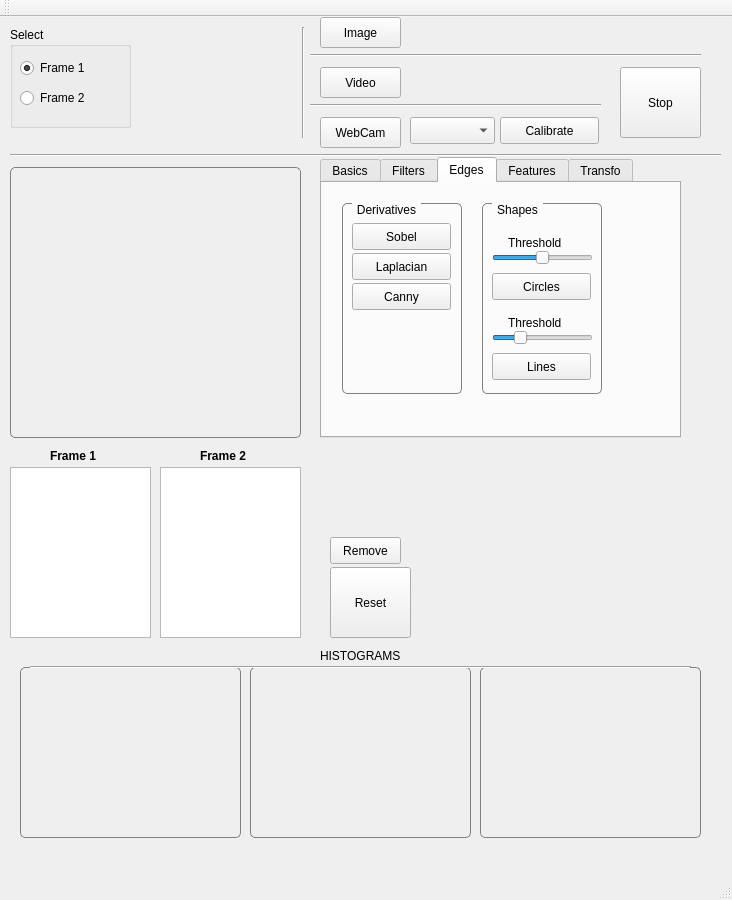
Qt form mainwindow.ui (yanik-porto/VPapp) before a commit.
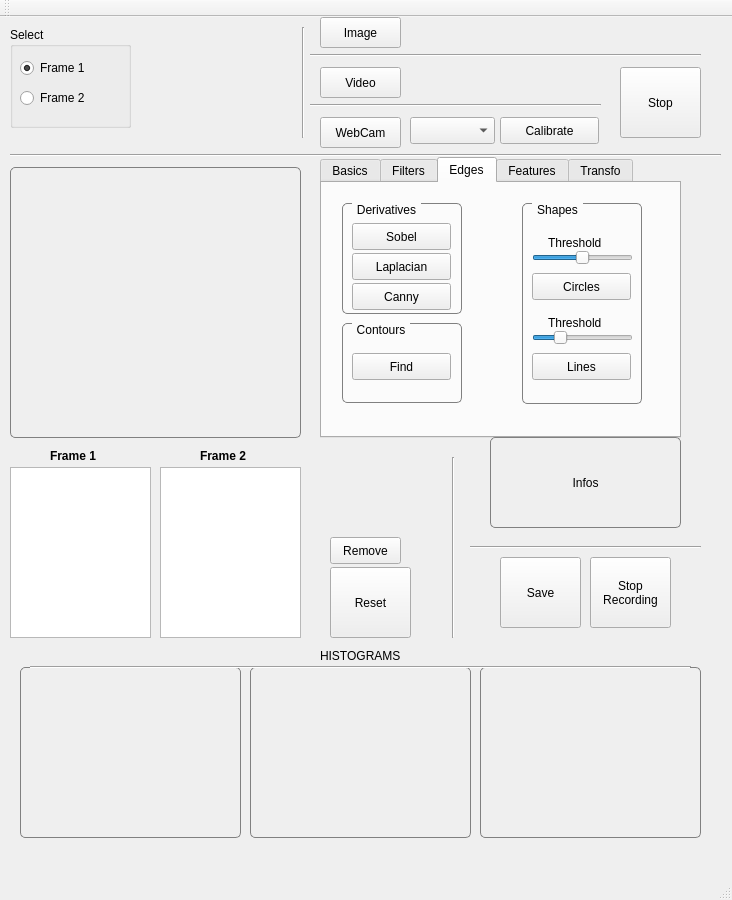
The same form after that commit. The open tabs and pages were chosen to show the change.

Diff of the .ui file:
```diff
--- a/mainwindow.ui
+++ b/mainwindow.ui
@@ -628,7 +628,7 @@
         <x>20</x>
         <y>20</y>
         <width>120</width>
-        <height>191</height>
+        <height>111</height>
        </rect>
       </property>
       <property name="styleSheet">
@@ -690,10 +690,10 @@
      <widget class="QGroupBox" name="groupBox_shapes">
       <property name="geometry">
        <rect>
-        <x>160</x>
+        <x>200</x>
         <y>20</y>
         <width>120</width>
-        <height>191</height>
+        <height>201</height>
        </rect>
       </property>
       <property name="styleSheet">
@@ -809,6 +809,45 @@
        </property>
       </widget>
      </widget>
+     <widget class="QGroupBox" name="groupBox_contours">
+      <property name="geometry">
+       <rect>
+        <x>20</x>
+        <y>140</y>
+        <width>120</width>
+        <height>80</height>
+       </rect>
+      </property>
+      <property name="styleSheet">
+       <string notr="true">QGroupBox {
+    border: 1px solid gray;
+    border-radius: 5px;
+    margin-top: 0.5em;
+}
+
+QGroupBox::title {
+    subcontrol-origin: margin;
+    left: 10px;
+    padding: 0 3px 0 3px;
+}</string>
+      </property>
+      <property name="title">
+       <string>Contours</string>
+      </property>
+      <widget class="QPushButton" name="pushButton_contours">
+       <property name="geometry">
+        <rect>
+         <x>10</x>
+         <y>30</y>
+         <width>99</width>
+         <height>27</height>
+        </rect>
+       </property>
+       <property name="text">
+        <string>Find</string>
+       </property>
+      </widget>
+     </widget>
     </widget>
     <widget class="QWidget" name="tab_5">
      <attribute name="title">
@@ -1727,6 +1766,82 @@
      <enum>Qt::Horizontal</enum>
     </property>
    </widget>
+   <widget class="QLabel" name="label_infos">
+    <property name="geometry">
+     <rect>
+      <x>490</x>
+      <y>420</y>
+      <width>191</width>
+      <height>91</height>
+     </rect>
+    </property>
+    <property name="styleSheet">
+     <string notr="true">QLabel
+{border: 1px solid gray;
+    border-radius: 5px;
+    margin-top: 0.5em;
+}</string>
+    </property>
+    <property name="text">
+     <string>Infos</string>
+    </property>
+    <property name="alignment">
+     <set>Qt::AlignCenter</set>
+    </property>
+   </widget>
+   <widget class="QPushButton" name="pushButton_save">
+    <property name="geometry">
+     <rect>
+      <x>500</x>
+      <y>540</y>
+      <width>81</width>
+      <height>71</height>
+     </rect>
+    </property>
+    <property name="text">
+     <string>Save</string>
+    </property>
+   </widget>
+   <widget class="QPushButton" name="pushButton_stopRec">
+    <property name="geometry">
+     <rect>
+      <x>590</x>
+      <y>540</y>
+      <width>81</width>
+      <height>71</height>
+     </rect>
+    </property>
+    <property name="text">
+     <string>Stop 
+Recording</string>
+    </property>
+   </widget>
+   <widget class="Line" name="line_9">
+    <property name="geometry">
+     <rect>
+      <x>443</x>
+      <y>440</y>
+      <width>20</width>
+      <height>181</height>
+     </rect>
+    </property>
+    <property name="orientation">
+     <enum>Qt::Vertical</enum>
+    </property>
+   </widget>
+   <widget class="Line" name="line_10">
+    <property name="geometry">
+     <rect>
+      <x>470</x>
+      <y>520</y>
+      <width>231</width>
+      <height>20</height>
+     </rect>
+    </property>
+    <property name="orientation">
+     <enum>Qt::Horizontal</enum>
+    </property>
+   </widget>
   </widget>
   <widget class="QMenuBar" name="menuBar">
    <property name="geometry">
```
Left out of the diff: 2 changed lines with no effect on the pictures.
